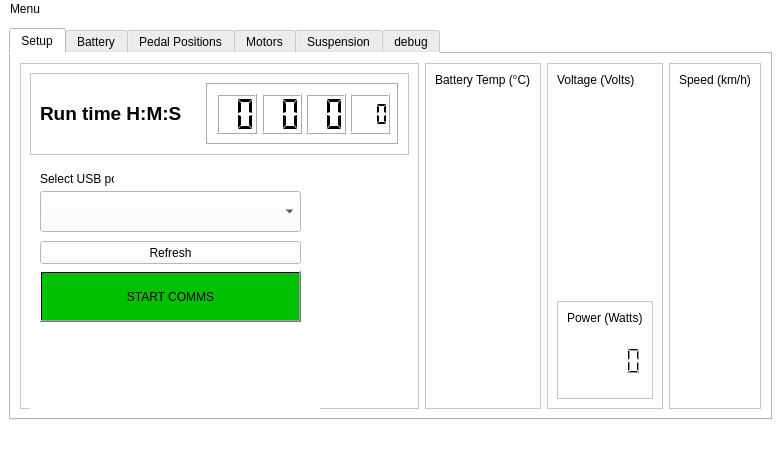
Above: mainwindow.ui from niallbeggan/TelemetrySystem before the change. Below: the same form after it.
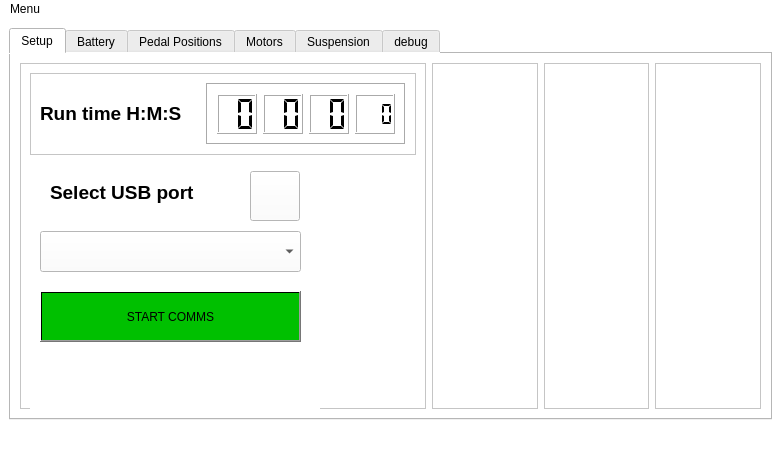
That is the form after the change. Custom widgets are drawn as their Qt base class.

Commit message: small gui changes, made serial port error checking more robust

The edit to the form file:
```diff
--- a/mainwindow.ui
+++ b/mainwindow.ui
@@ -237,42 +237,11 @@
              <property name="lineWidth">
               <number>2</number>
              </property>
-             <widget class="QLabel" name="label">
-              <property name="geometry">
-               <rect>
-                <x>10</x>
-                <y>10</y>
-                <width>74</width>
-                <height>16</height>
-               </rect>
-              </property>
-              <property name="sizePolicy">
-               <sizepolicy hsizetype="Fixed" vsizetype="Fixed">
-                <horstretch>0</horstretch>
-                <verstretch>0</verstretch>
-               </sizepolicy>
-              </property>
-              <property name="minimumSize">
-               <size>
-                <width>74</width>
-                <height>16</height>
-               </size>
-              </property>
-              <property name="maximumSize">
-               <size>
-                <width>74</width>
-                <height>16</height>
-               </size>
-              </property>
-              <property name="text">
-               <string>Select USB port</string>
-              </property>
-             </widget>
              <widget class="QComboBox" name="comboBoxSerialPorts">
               <property name="geometry">
                <rect>
                 <x>10</x>
-                <y>30</y>
+                <y>70</y>
                 <width>261</width>
                 <height>41</height>
                </rect>
@@ -299,42 +268,42 @@
              <widget class="QPushButton" name="refreshPorts">
               <property name="geometry">
                <rect>
-                <x>10</x>
-                <y>80</y>
-                <width>261</width>
-                <height>23</height>
+                <x>220</x>
+                <y>10</y>
+                <width>50</width>
+                <height>50</height>
                </rect>
               </property>
               <property name="sizePolicy">
-               <sizepolicy hsizetype="Fixed" vsizetype="Fixed">
+               <sizepolicy hsizetype="Preferred" vsizetype="Preferred">
                 <horstretch>0</horstretch>
                 <verstretch>0</verstretch>
                </sizepolicy>
               </property>
               <property name="minimumSize">
                <size>
-                <width>261</width>
-                <height>23</height>
+                <width>50</width>
+                <height>50</height>
                </size>
               </property>
               <property name="maximumSize">
                <size>
-                <width>261</width>
-                <height>23</height>
+                <width>50</width>
+                <height>50</height>
                </size>
               </property>
               <property name="focusPolicy">
                <enum>Qt::StrongFocus</enum>
               </property>
               <property name="text">
-               <string>Refresh</string>
+               <string/>
               </property>
              </widget>
              <widget class="QPushButton" name="startComms">
               <property name="geometry">
                <rect>
                 <x>10</x>
-                <y>110</y>
+                <y>130</y>
                 <width>261</width>
                 <height>51</height>
                </rect>
@@ -372,7 +341,7 @@
               <property name="geometry">
                <rect>
                 <x>10</x>
-                <y>110</y>
+                <y>130</y>
                 <width>261</width>
                 <height>51</height>
                </rect>
@@ -403,6 +372,41 @@
                <string>STOP COMMS</string>
               </property>
              </widget>
+             <widget class="QLabel" name="batteryTabStateOfChargeLabel_3">
+              <property name="geometry">
+               <rect>
+                <x>20</x>
+                <y>20</y>
+                <width>160</width>
+                <height>23</height>
+               </rect>
+              </property>
+              <property name="sizePolicy">
+               <sizepolicy hsizetype="Preferred" vsizetype="Fixed">
+                <horstretch>0</horstretch>
+                <verstretch>0</verstretch>
+               </sizepolicy>
+              </property>
+              <property name="minimumSize">
+               <size>
+                <width>160</width>
+                <height>0</height>
+               </size>
+              </property>
+              <property name="font">
+               <font>
+                <pointsize>14</pointsize>
+                <weight>75</weight>
+                <bold>true</bold>
+               </font>
+              </property>
+              <property name="styleSheet">
+               <string notr="true"/>
+              </property>
+              <property name="text">
+               <string>Select USB port</string>
+              </property>
+             </widget>
              <zorder>endComms</zorder>
              <zorder>label</zorder>
              <zorder>comboBoxSerialPorts</zorder>
@@ -435,19 +439,6 @@
            <enum>QFrame::Raised</enum>
           </property>
           <layout class="QVBoxLayout" name="verticalLayout_10">
-           <item>
-            <widget class="QLabel" name="tempLabel">
-             <property name="sizePolicy">
-              <sizepolicy hsizetype="Preferred" vsizetype="Fixed">
-               <horstretch>0</horstretch>
-               <verstretch>0</verstretch>
-              </sizepolicy>
-             </property>
-             <property name="text">
-              <string>Battery Temp (°C)</string>
-             </property>
-            </widget>
-           </item>
            <item>
             <widget class="QGauge" name="Main_Battery_Temp_Gauge" native="true"/>
            </item>
@@ -463,62 +454,11 @@
            <enum>QFrame::Raised</enum>
           </property>
           <layout class="QVBoxLayout" name="verticalLayout_11">
-           <item>
-            <widget class="QLabel" name="MainTabVoltageLabel">
-             <property name="sizePolicy">
-              <sizepolicy hsizetype="Preferred" vsizetype="Fixed">
-               <horstretch>0</horstretch>
-               <verstretch>0</verstretch>
-              </sizepolicy>
-             </property>
-             <property name="text">
-              <string>Voltage (Volts)</string>
-             </property>
-            </widget>
-           </item>
            <item>
             <widget class="QGauge" name="Main_Battery_Voltage_Gauge" native="true"/>
            </item>
            <item>
-            <widget class="QMeter" name="widget" native="true"/>
-           </item>
-           <item>
-            <widget class="QFrame" name="PowerFrame">
-             <property name="frameShape">
-              <enum>QFrame::StyledPanel</enum>
-             </property>
-             <property name="frameShadow">
-              <enum>QFrame::Raised</enum>
-             </property>
-             <layout class="QVBoxLayout" name="verticalLayout">
-              <item>
-               <widget class="QLabel" name="label_8">
-                <property name="sizePolicy">
-                 <sizepolicy hsizetype="Preferred" vsizetype="Fixed">
-                  <horstretch>0</horstretch>
-                  <verstretch>0</verstretch>
-                 </sizepolicy>
-                </property>
-                <property name="text">
-                 <string>Power (Watts)</string>
-                </property>
-               </widget>
-              </item>
-              <item>
-               <widget class="QLCDNumber" name="Power_lcdNumber">
-                <property name="sizePolicy">
-                 <sizepolicy hsizetype="Preferred" vsizetype="Preferred">
-                  <horstretch>0</horstretch>
-                  <verstretch>0</verstretch>
-                 </sizepolicy>
-                </property>
-                <property name="frameShape">
-                 <enum>QFrame::NoFrame</enum>
-                </property>
-               </widget>
-              </item>
-             </layout>
-            </widget>
+            <widget class="QGauge" name="Main_Power_Gauge" native="true"/>
            </item>
           </layout>
          </widget>
@@ -532,19 +472,6 @@
            <enum>QFrame::Raised</enum>
           </property>
           <layout class="QVBoxLayout" name="verticalLayout_12">
-           <item>
-            <widget class="QLabel" name="speedLabel_2">
-             <property name="sizePolicy">
-              <sizepolicy hsizetype="Preferred" vsizetype="Fixed">
-               <horstretch>0</horstretch>
-               <verstretch>0</verstretch>
-              </sizepolicy>
-             </property>
-             <property name="text">
-              <string>Speed (km/h)</string>
-             </property>
-            </widget>
-           </item>
            <item>
             <widget class="QGauge" name="Main_Speed_Gauge" native="true"/>
            </item>
@@ -1774,13 +1701,7 @@
   <customwidget>
    <class>QGauge</class>
    <extends>QWidget</extends>
-   <header>qgauge.h</header>
-   <container>1</container>
-  </customwidget>
-  <customwidget>
-   <class>QMeter</class>
-   <extends>QWidget</extends>
-   <header location="global">qmeter.h</header>
+   <header location="global">qgauge.h</header>
    <container>1</container>
   </customwidget>
  </customwidgets>
```
Left out of the diff: 2 changed lines with no effect on the pictures. The commit also changes 6 other files.
